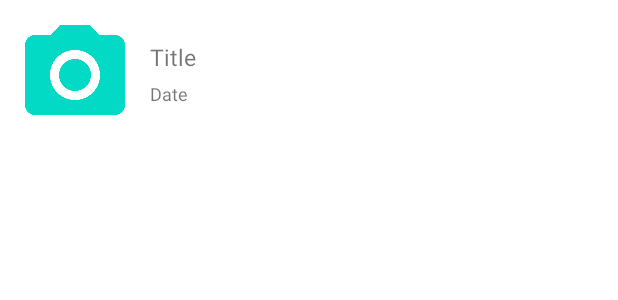
After one commit to GuilBlack/Android-Project, an Android app: the layout photo_grid_item.xml on its own in the app's theme, with its tools: preview values and no code run, on a phone screen of 412 x 824 dp. The commit adds this screen. Shown: the top 300 px of the screen. Run offline under Robolectric (Android 15) with nearby library versions, the phone set to English and light mode, and no system bars.

```diff
--- a/app/src/main/java/mu/guillaumebl/finalproject/PhotoListActivity.kt
+++ b/app/src/main/java/mu/guillaumebl/finalproject/PhotoListActivity.kt
@@ -25,12 +25,6 @@ class PhotoListActivity : AppCompatActivity() {
 
         setContentView(R.layout.activity_photo_list)
         supportActionBar?.setDisplayHomeAsUpEnabled(true)
-        setupActionBarWithNavController(findNavController(R.id.fragmentPhotoList))
-    }
-
-    override fun onSupportNavigateUp(): Boolean {
-        val navController = findNavController(R.id.fragmentPhotoList)
-        return navController.navigateUp()
     }
 
     private fun replaceFragment(frag: Fragment) {
--- a/app/src/main/java/mu/guillaumebl/finalproject/data/StationPhotoDao.kt
+++ b/app/src/main/java/mu/guillaumebl/finalproject/data/StationPhotoDao.kt
@@ -6,7 +6,7 @@ import androidx.room.*
 
 @Dao
 interface StationPhotoDao {
-    @Query("SELECT * FROM station_photos WHERE station_id = :stationId ORDER BY created_at ASC")
+    @Query("SELECT * FROM station_photos WHERE station_id = :stationId ORDER BY created_at DESC")
     fun getPhotosForStation(stationId: String): LiveData<List<StationPhoto>>
 
     @Query("SELECT * FROM station_photos")
@@ -16,7 +16,7 @@ interface StationPhotoDao {
     suspend fun insertStationPhoto(stationPhoto: StationPhoto)
 
     @Delete
-    suspend fun deleteStationPhotos(vararg stationPhotos: StationPhoto)
+    suspend fun deleteStationPhotos(stationPhoto: StationPhoto)
 
     @Query("DELETE FROM station_photos")
     suspend fun deleteAll()
--- a/app/src/main/java/mu/guillaumebl/finalproject/data/StationPhotoRepository.kt
+++ b/app/src/main/java/mu/guillaumebl/finalproject/data/StationPhotoRepository.kt
@@ -14,8 +14,8 @@ class StationPhotoRepository(private val stationPhotoDao: StationPhotoDao, stati
         stationPhotoDao.insertStationPhoto(stationPhoto)
     }
 
-    suspend fun deletePhoto(vararg stationPhoto: StationPhoto) {
-        stationPhotoDao.deleteStationPhotos(*stationPhoto)
+    suspend fun deletePhoto(stationPhoto: StationPhoto) {
+        stationPhotoDao.deleteStationPhotos(stationPhoto)
     }
 
     suspend fun deleteAll() {
--- /dev/null
+++ b/app/src/main/res/layout/photo_grid_item.xml
@@ -0,0 +1,40 @@
+<?xml version="1.0" encoding="utf-8"?>
+<androidx.constraintlayout.widget.ConstraintLayout
+    xmlns:android="http://schemas.android.com/apk/res/android"
+    xmlns:app="http://schemas.android.com/apk/res-auto"
+    xmlns:tools="http://schemas.android.com/tools"
+    android:layout_width="match_parent"
+    android:layout_height="wrap_content"
+    android:padding="10dp">
+
+    <ImageView
+        android:id="@+id/stationPreview"
+        android:layout_width="80dp"
+        android:layout_height="80dp"
+        app:layout_constraintStart_toStartOf="parent"
+        app:layout_constraintTop_toTopOf="parent"
+        app:srcCompat="@drawable/take_photo_holder"
+        android:contentDescription="@string/preview_of_the_station_photo" />
+
+    <TextView
+        android:id="@+id/titleText"
+        android:layout_width="wrap_content"
+        android:layout_height="wrap_content"
+        android:layout_marginStart="10dp"
+        android:layout_marginTop="17dp"
+        android:text="Title"
+        android:textSize="15sp"
+        app:layout_constraintStart_toEndOf="@+id/stationPreview"
+        app:layout_constraintTop_toTopOf="parent" />
+
+    <TextView
+        android:id="@+id/dateText"
+        android:layout_width="wrap_content"
+        android:layout_height="wrap_content"
+        android:layout_marginStart="10dp"
+        android:layout_marginTop="5dp"
+        android:text="Date"
+        android:textSize="12sp"
+        app:layout_constraintStart_toEndOf="@+id/stationPreview"
+        app:layout_constraintTop_toBottomOf="@+id/titleText" />
+</androidx.constraintlayout.widget.ConstraintLayout>
--- a/app/src/main/res/values/strings.xml
+++ b/app/src/main/res/values/strings.xml
@@ -14,4 +14,5 @@
     <string name="no_alphenumeric">You must have some alphanumeric characters</string>
     <string name="no_special_chars_allowed">No special characters allowed except for -</string>
     <string name="title_max_length">Your title must be less than 30 characters</string>
+    <string name="preview_of_the_station_photo">preview of the station photo</string>
 </resources>
```
Also changed, not shown: app/src/main/java/mu/guillaumebl/finalproject/ui/photolist/PhotoListFragment.kt (+50 -4 lines), app/src/main/java/mu/guillaumebl/finalproject/ui/photolist/PhotoListRecyclerAdapter.kt (added, +57 -0 lines), app/src/main/java/mu/guillaumebl/finalproject/ui/photolist/PhotoViewModel.kt (+7 -1 lines), app/src/main/res/drawable/ic_baseline_delete_24.xml (added, +10 -0 lines).
